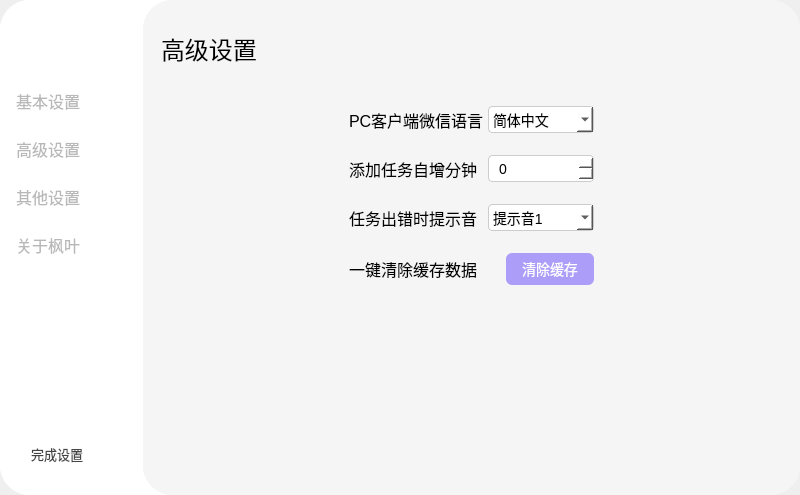
Above: Ui_SettingWindow.ui from YangShengzhou03/LeafAuto before the change. Below: the same form after it.
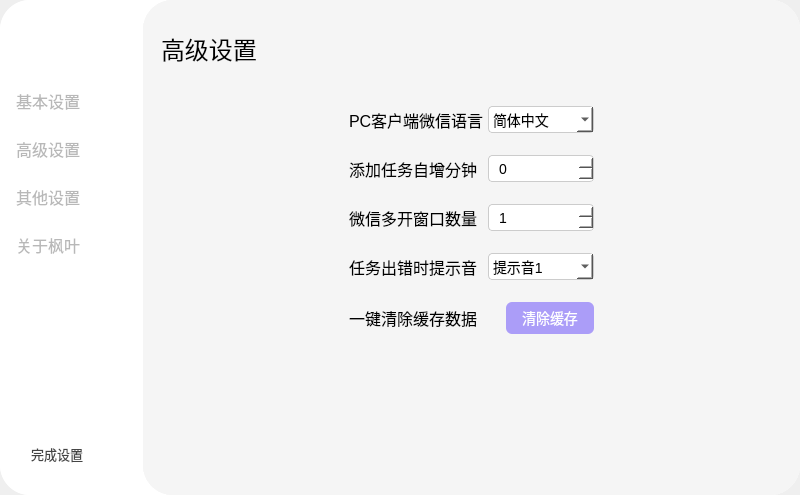
That is the form after the change. The open tabs and pages were chosen to show the change. Icons and pictures are not drawn.

What changed in the file:
```diff
--- a/Ui_SettingWindow.ui
+++ b/Ui_SettingWindow.ui
@@ -1037,7 +1037,7 @@
                 <property name="frameShadow">
                  <enum>QFrame::Raised</enum>
                 </property>
-                <layout class="QVBoxLayout" name="verticalLayout_4" stretch="0,1,1,1,1,0">
+                <layout class="QVBoxLayout" name="verticalLayout_4" stretch="0,1,1,1,1,1,0">
                  <property name="spacing">
                   <number>22</number>
                  </property>
@@ -1239,6 +1239,80 @@
                    </item>
                   </layout>
                  </item>
+                 <item>
+                  <layout class="QHBoxLayout" name="horizontalLayout_29" stretch="1,1">
+                   <property name="spacing">
+                    <number>0</number>
+                   </property>
+                   <property name="leftMargin">
+                    <number>188</number>
+                   </property>
+                   <property name="rightMargin">
+                    <number>188</number>
+                   </property>
+                   <item>
+                    <widget class="QLabel" name="label_openmore">
+                     <property name="font">
+                      <font>
+                       <pointsize>12</pointsize>
+                      </font>
+                     </property>
+                     <property name="styleSheet">
+                      <string notr="true">QLabel {
+    color: rgb(0, 0, 0);
+}</string>
+                     </property>
+                     <property name="text">
+                      <string>微信多开窗口数量</string>
+                     </property>
+                    </widget>
+                   </item>
+                   <item>
+                    <widget class="QSpinBox" name="spinBox_openmore">
+                     <property name="minimumSize">
+                      <size>
+                       <width>106</width>
+                       <height>27</height>
+                      </size>
+                     </property>
+                     <property name="maximumSize">
+                      <size>
+                       <width>106</width>
+                       <height>27</height>
+                      </size>
+                     </property>
+                     <property name="styleSheet">
+                      <string notr="true">QSpinBox {
+    border: 1px solid #ccc;
+    padding: 4px 20px 4px 8px;
+    font-family: 'Microsoft YaHei', sans-serif;
+    font-size: 14px;
+    width: 120px;
+    background-color: #fff;
+    border-radius: 4px;
+    color: rgb(0, 0, 0);
+}
+
+QSpinBox:hover {
+    border-color: #888;
+    background-color: #f5f5f5;
+}
+
+QSpinBox:focus {
+    border-color: #0078d4;
+    box-shadow: 0 0 3px rgba(0, 120, 212, 0.8);
+}</string>
+                     </property>
+                     <property name="minimum">
+                      <number>1</number>
+                     </property>
+                     <property name="maximum">
+                      <number>15</number>
+                     </property>
+                    </widget>
+                   </item>
+                  </layout>
+                 </item>
                  <item>
                   <layout class="QHBoxLayout" name="horizontalLayout_7" stretch="1,1">
                    <property name="spacing">
```
Left out of the diff: 2 changed lines with no effect on the pictures.
